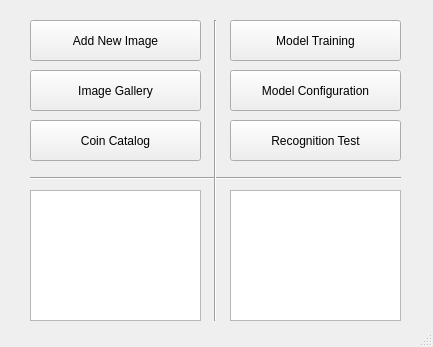
The window that core/designer/pyqt6_designer/d_main_window.ui (LazyPhilosopher/CNN-Coin-Recognizer) describes before a commit, drawn with Qt 5.
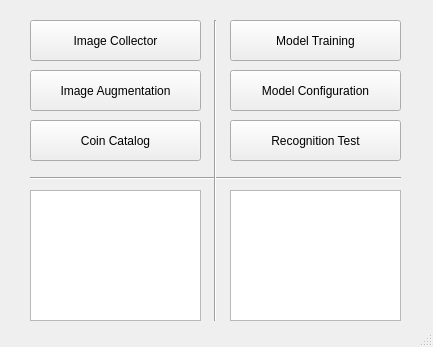
The same window after the commit.

Commit message: Augmented image generation WIP.

Diff of the .ui file:
```diff
--- a/core/designer/pyqt6_designer/d_main_window.ui
+++ b/core/designer/pyqt6_designer/d_main_window.ui
@@ -42,7 +42,7 @@
      <locale language="English" country="UnitedStates"/>
     </property>
     <property name="text">
-     <string>Add New Image</string>
+     <string>Image Collector</string>
     </property>
    </widget>
    <widget class="QPushButton" name="ImageGalleryButton">
@@ -55,7 +55,7 @@
      </rect>
     </property>
     <property name="text">
-     <string>Image Gallery</string>
+     <string>Image Augmentation</string>
     </property>
    </widget>
    <widget class="QPushButton" name="pushButton_2">
```
Left out of the diff: 4 changed lines with no effect on the pictures. The commit also changes 8 other files.
